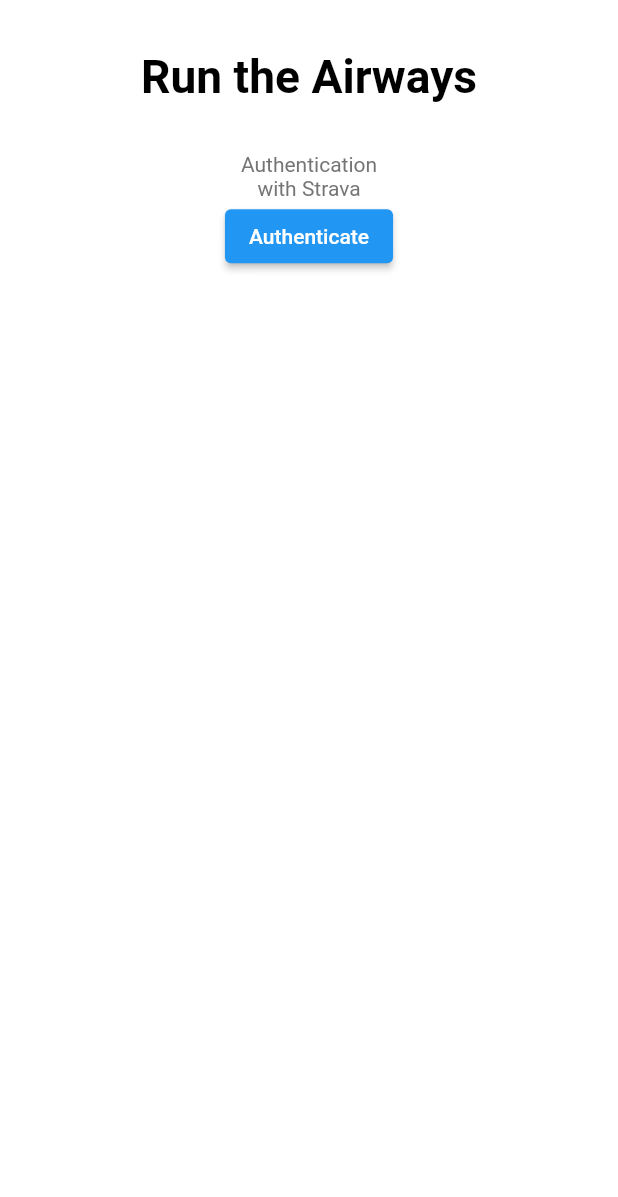
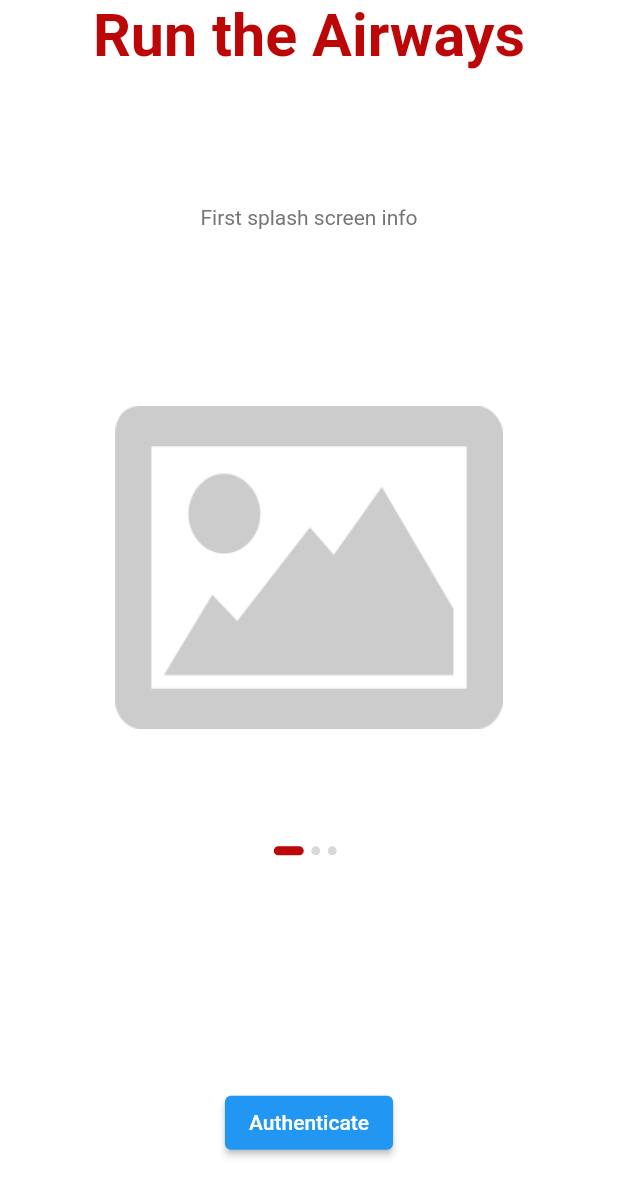
Before and after one commit to blakeroles/run-the-airways, a Flutter app: the screen it shows after launch, after a tap on "Authenticate", on a phone screen of 412 x 824 dp. Shown: the top 1197 px of the screen. Run offline on Flutter 3.47's test engine with Material 2 defaults, Android fonts, the light colour scheme and no system bars; Roboto replaces fonts that are missing (Muli).

Commit message:
Working on authenticate screen UI

```diff
--- a/lib/constants.dart
+++ b/lib/constants.dart
@@ -1,6 +1,6 @@
-import 'dart:io';
+import 'package:flutter/material.dart';
 
-import 'package:flutter/material.dart';
+const kAnimationDuration = Duration(microseconds: 200);
 
 const kPrimaryColor = Color(0xFFBB0707);
 const kTextColor = Color(0xFF757575);
--- a/lib/screens/authenticate_screen/components/body.dart
+++ b/lib/screens/authenticate_screen/components/body.dart
@@ -1,31 +1,96 @@
 import 'package:flutter/material.dart';
+import 'package:run_the_airways/constants.dart';
+import 'package:run_the_airways/screens/authenticate_screen/components/splash_content_viewer.dart';
 import 'package:run_the_airways/size_config.dart';
-import 'package:run_the_airways/screens/authenticate_screen/components/authenticate_form.dart';
 
-class Body extends StatelessWidget {
+class Body extends StatefulWidget {
+  @override
+  _BodyState createState() => _BodyState();
+}
+
+class _BodyState extends State<Body> {
+  int currentPage = 0;
+  List<Map<String, String>> splashData = [
+    {
+      "text": "First splash screen info",
+      "image": "assets/images/placeholder_1.png"
+    },
+    {
+      "text": "Second splash screen info",
+      "image": "assets/images/placeholder_2.png"
+    },
+    {
+      "text": "Third splash screen info",
+      "image": "assets/images/placeholder_3.png"
+    },
+  ];
+
+  void navigate() {
+    print("navigating!");
+  }
+
   @override
   Widget build(BuildContext context) {
     return SafeArea(
-      child: SizedBox(
-        width: double.infinity,
-        child: Padding(
-          padding:
-              EdgeInsets.symmetric(horizontal: getProportionateScreenWidth(20)),
-          child: SingleChildScrollView(
-            child: Column(children: [
-              SizedBox(height: SizeConfig.screenHeight * 0.04),
+        child: SizedBox(
+            width: double.infinity,
+            child: Column(children: <Widget>[
               Text("Run the Airways",
                   style: TextStyle(
-                    color: Colors.black,
-                    fontSize: getProportionateScreenWidth(28.0),
+                    fontSize: getProportionateScreenWidth(36),
+                    color: kPrimaryColor,
                     fontWeight: FontWeight.bold,
                   )),
-              SizedBox(height: SizeConfig.screenHeight * 0.02),
-              AuthenticateForm(),
-            ]),
-          ),
-        ),
-      ),
-    );
+              Expanded(
+                  flex: 3,
+                  child: PageView.builder(
+                    onPageChanged: (value) {
+                      setState(() {
+                        currentPage = value;
+                      });
+                    },
+                    itemCount: splashData.length,
+                    itemBuilder: (context, index) => SplashContentViewer(
+                      image: splashData[index]["image"],
+                      text: splashData[index]["text"],
+                    ),
+                  )),
+              Expanded(
+                flex: 2,
+                child: Padding(
+                  padding: EdgeInsets.symmetric(
+                    horizontal: getProportionateScreenWidth(20),
+                  ),
+                  child: Column(children: <Widget>[
+                    Spacer(),
+                    Row(
+                        mainAxisAlignment: MainAxisAlignment.center,
+                        children: List.generate(
+                          splashData.length,
+                          (index) => buildDot(index: index),
+                        )),
+                    Spacer(flex: 3),
+                    ElevatedButton(
+                      key: Key('AuthenticationButton'),
+                      child: Text('Authenticate'),
+                      onPressed: navigate,
+                    ),
+                    Spacer(),
+                  ]),
+                ),
+              )
+            ])));
+  }
+
+  AnimatedContainer buildDot({int index}) {
+    return AnimatedContainer(
+        duration: kAnimationDuration,
+        margin: EdgeInsets.only(right: 5),
+        height: 6,
+        width: currentPage == index ? 20 : 6,
+        decoration: BoxDecoration(
+          color: currentPage == index ? kPrimaryColor : Color(0xFFD8D8D8),
+          borderRadius: BorderRadius.circular(3),
+        ));
   }
 }
--- /dev/null
+++ b/lib/screens/authenticate_screen/components/splash_content_viewer.dart
@@ -0,0 +1,30 @@
+import 'package:flutter/material.dart';
+import 'package:run_the_airways/size_config.dart';
+import 'package:run_the_airways/constants.dart';
+
+class SplashContentViewer extends StatelessWidget {
+  const SplashContentViewer({
+    Key key,
+    this.text,
+    this.image,
+  }) : super(key: key);
+
+  final String text, image;
+
+  @override
+  Widget build(BuildContext context) {
+    return Column(children: <Widget>[
+      Spacer(),
+      Text(
+        text,
+        textAlign: TextAlign.center,
+      ),
+      Spacer(flex: 1),
+      Image.asset(
+        image,
+        height: getProportionateScreenHeight(265),
+        width: getProportionateScreenWidth(235),
+      )
+    ]);
+  }
+}
--- a/pubspec.yaml
+++ b/pubspec.yaml
@@ -30,7 +30,7 @@
 
   # The following adds the Cupertino Icons font to your application.
   # Use with the CupertinoIcons class for iOS style icons.
-  cupertino_icons: ^0.1.2
+  cupertino_icons: ^1.0.2
   url_launcher: ^6.0.10
 
 dev_dependencies:
@@ -49,7 +49,8 @@
   uses-material-design: true
 
   # To add assets to your application, add an assets section, like this:
-  # assets:
+  assets:
+    - assets/images/
   #   - images/a_dot_burr.jpeg
   #   - images/a_dot_ham.jpeg
 
```
Also changed, not shown: assets/images/placeholder_1.png (added), assets/images/placeholder_2.png (added), assets/images/placeholder_3.png (added), pubspec.lock.
